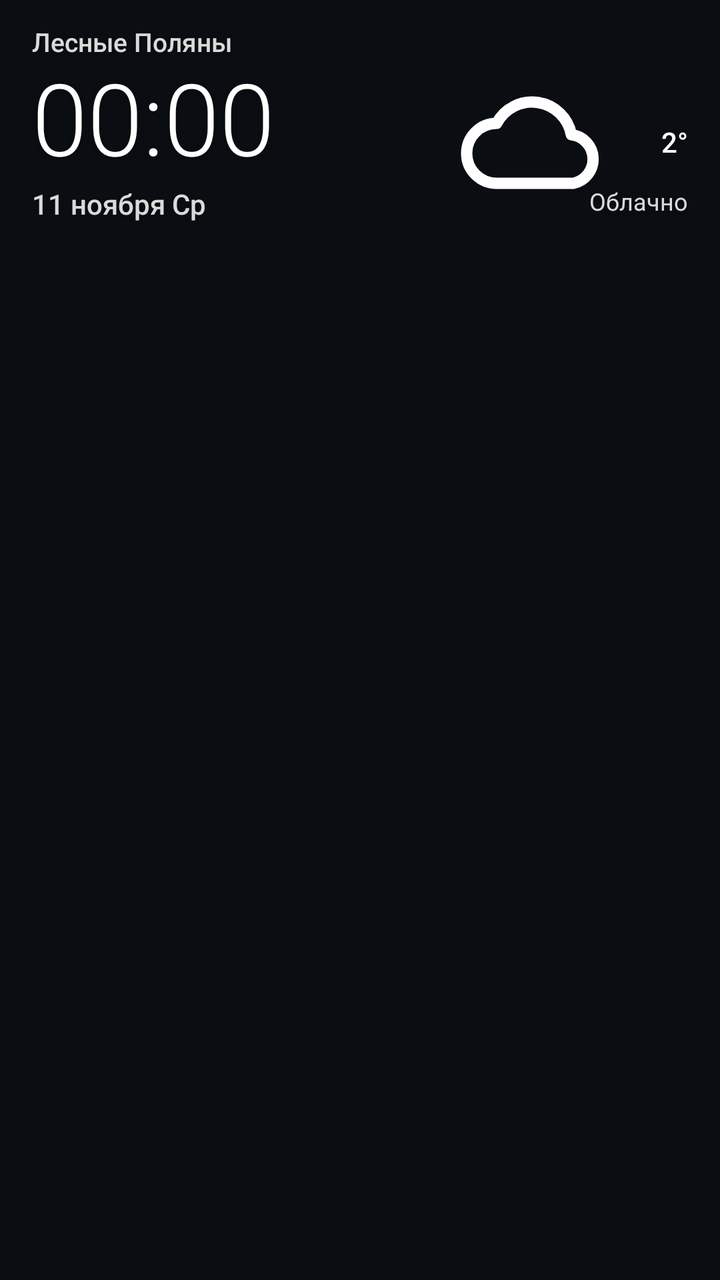
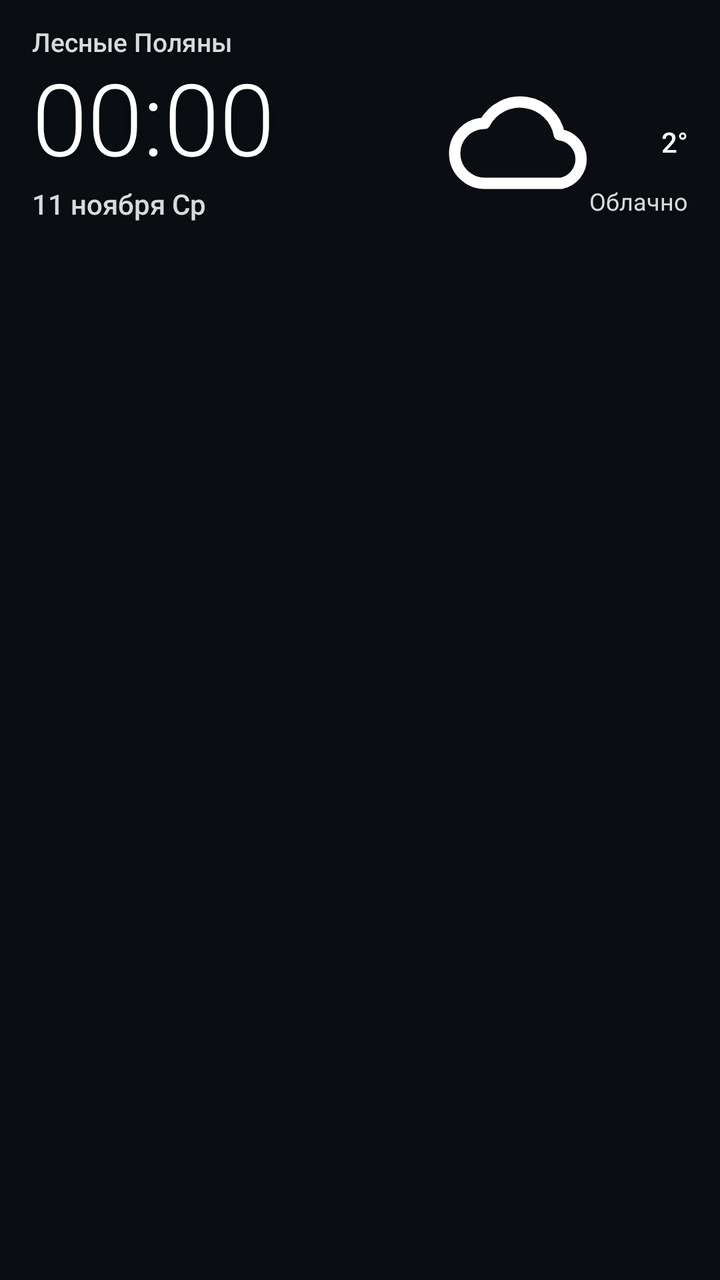

Screens rendered from an Android XML layout before and after an edit, with the pre-edit source and the edit as a unified diff.
<!-- AndroidManifest.xml: application theme Theme.NetMon -->
<!-- res/layout/widget_clock.xml -->
<?xml version="1.0" encoding="utf-8"?>
<RelativeLayout xmlns:android="http://schemas.android.com/apk/res/android"
    android:id="@+id/widget_root"
    android:layout_width="match_parent"
    android:layout_height="match_parent"
    android:paddingHorizontal="16dp"
    android:paddingVertical="12dp">

    <TextView
        android:id="@+id/widget_city"
        android:layout_width="200dp"
        android:layout_height="wrap_content"
        android:layout_alignParentStart="true"
        android:layout_alignParentTop="true"
        android:fontFamily="sans-serif"
        android:maxLines="2"
        android:shadowColor="#66000000"
        android:shadowDx="0"
        android:shadowDy="1"
        android:shadowRadius="4"
        android:text="Лесные Поляны"
        android:textColor="#D9FFFFFF"
        android:textFontWeight="500"
        android:textSize="13dp" />

    <TextClock
        android:id="@+id/widget_time"
        android:layout_width="wrap_content"
        android:layout_height="wrap_content"
        android:layout_alignParentStart="true"
        android:layout_below="@id/widget_city"
        android:layout_marginTop="2dp"
        android:fontFamily="sans-serif-light"
        android:format12Hour="HH:mm"
        android:format24Hour="HH:mm"
        android:includeFontPadding="false"
        android:shadowColor="#66000000"
        android:shadowDx="0"
        android:shadowDy="2"
        android:shadowRadius="6"
        android:textColor="#FFFFFFFF"
        android:textSize="50dp" />

    <TextView
        android:id="@+id/widget_date"
        android:layout_width="wrap_content"
        android:layout_height="wrap_content"
        android:layout_alignParentStart="true"
        android:layout_below="@id/widget_time"
        android:layout_marginTop="2dp"
        android:fontFamily="sans-serif"
        android:shadowColor="#66000000"
        android:shadowDx="0"
        android:shadowDy="1"
        android:shadowRadius="4"
        android:text="11 ноября Ср"
        android:textColor="#D9FFFFFF"
        android:textFontWeight="500"
        android:textSize="14dp" />

    <LinearLayout
        android:id="@+id/widget_weather"
        android:layout_width="wrap_content"
        android:layout_height="wrap_content"
        android:layout_alignParentEnd="true"
        android:layout_alignTop="@id/widget_time"
        android:gravity="end"
        android:orientation="vertical">

        <LinearLayout
            android:layout_width="wrap_content"
            android:layout_height="wrap_content"
            android:layout_gravity="end"
            android:gravity="center_vertical"
            android:orientation="horizontal">

            <ImageView
                android:id="@+id/widget_weather_icon"
                android:layout_width="120dp"
                android:layout_height="80dp"
                android:contentDescription="@string/widget_clock_desc"
                android:src="@drawable/ic_weather_cloud" />

            <TextView
                android:id="@+id/widget_temp"
                android:layout_width="wrap_content"
                android:layout_height="wrap_content"
                android:layout_marginStart="4dp"
                android:fontFamily="sans-serif-light"
                android:includeFontPadding="false"
                android:shadowColor="#66000000"
                android:shadowDx="0"
                android:shadowDy="2"
                android:shadowRadius="6"
                android:text="2°"
                android:textColor="#FFFFFFFF"
                android:textFontWeight="500"
                android:textSize="14dp" />
        </LinearLayout>

    </LinearLayout>

    <TextView
        android:id="@+id/widget_condition"
        android:layout_width="wrap_content"
        android:layout_height="wrap_content"
        android:layout_alignParentEnd="true"
        android:layout_alignTop="@id/widget_date"
        android:fontFamily="sans-serif"
        android:shadowColor="#66000000"
        android:shadowDx="0"
        android:shadowDy="1"
        android:shadowRadius="4"
        android:text="Облачно"
        android:textColor="#D9FFFFFF"
        android:textSize="12dp" />
</RelativeLayout>
<!-- resources referenced by this layout -->
<resources>
  <!-- drawable ic_weather_cloud (drawable) -->
  <?xml version="1.0" encoding="utf-8"?>
  <vector xmlns:android="http://schemas.android.com/apk/res/android"
      android:width="24dp" android:height="24dp"
      android:viewportWidth="24" android:viewportHeight="24">
      <path android:fillColor="@android:color/transparent"
          android:strokeColor="#ffffffff" android:strokeWidth="1.7"
          android:strokeLineCap="round" android:strokeLineJoin="round"
          android:pathData="M6.5,18A4.5,4.5 0 0 1 6.5 9a6,6 0 0 1 11.2,1.7A3.7,3.7 0 0 1 18,18z" />
  </vector>
  <string name="widget_clock_desc">Часы и погода; цвет времени — статус сети</string>
  <style name="Theme.NetMon" parent="android:Theme.Material.NoActionBar">
          <item name="android:windowBackground">#0a0e13</item>
          <item name="android:statusBarColor">#0a0e13</item>
          <item name="android:navigationBarColor">#0a0e13</item>
          <item name="android:colorAccent">#2ea6e0</item>
          <item name="android:windowLightStatusBar">false</item>
      </style>
</resources>

<!-- the commit's change to res/layout/widget_clock.xml (unified diff, before → after) -->
@@ -76,7 +76,7 @@
 
             <ImageView
                 android:id="@+id/widget_weather_icon"
-                android:layout_width="120dp"
+                android:layout_width="132dp"
                 android:layout_height="80dp"
                 android:contentDescription="@string/widget_clock_desc"
                 android:src="@drawable/ic_weather_cloud" />
